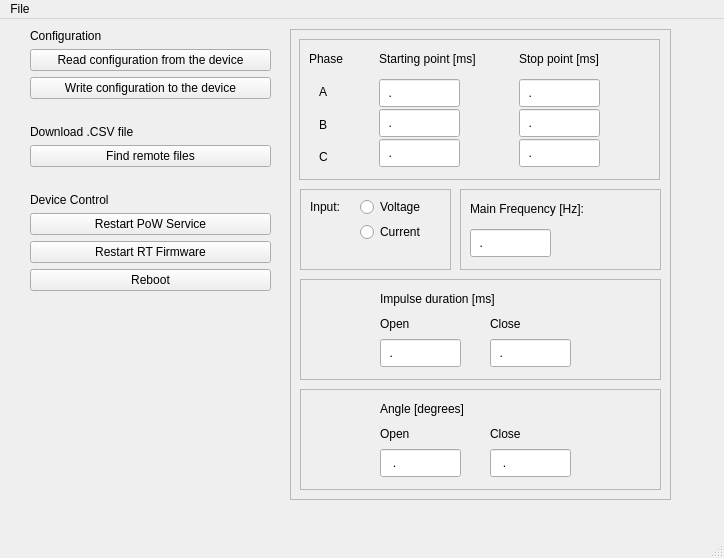
This is resources/main_window.ui in netico-solutions/powphase2 as Qt 5 draws it before an edit. The edited form follows.
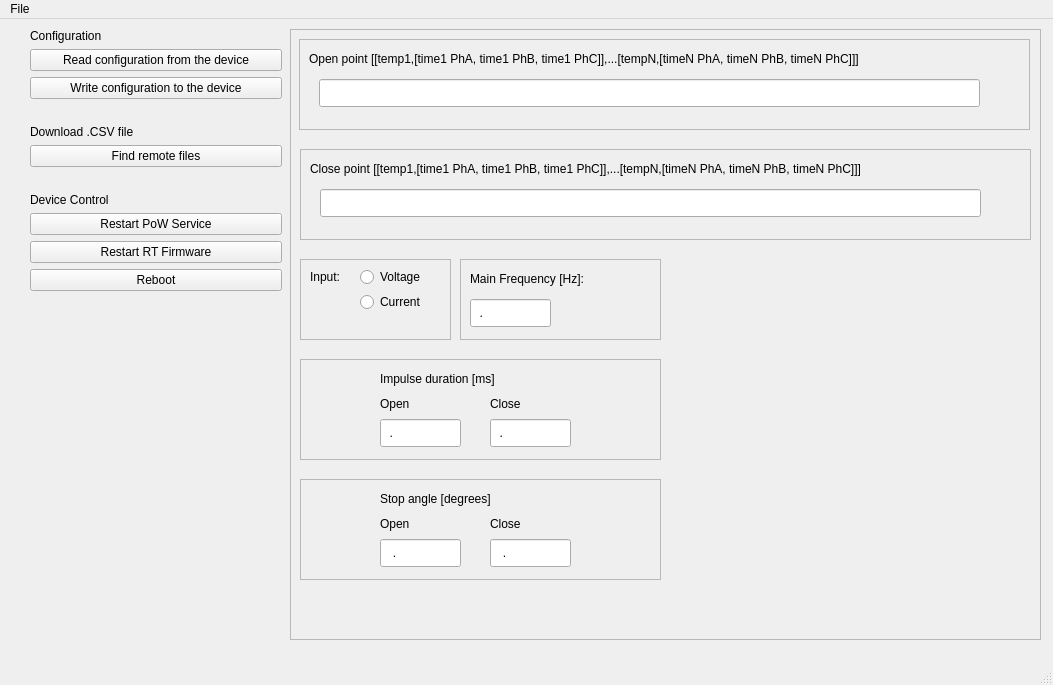
This is the edited form. Icons and pictures are not drawn.

Commit message: added lists for temp-times tuples, phase2 ready

The edit to the form file:
```diff
--- a/resources/main_window.ui
+++ b/resources/main_window.ui
@@ -6,8 +6,8 @@
    <rect>
     <x>0</x>
     <y>0</y>
-    <width>724</width>
-    <height>558</height>
+    <width>1053</width>
+    <height>685</height>
    </rect>
   </property>
   <property name="windowTitle">
@@ -19,8 +19,8 @@
      <rect>
       <x>290</x>
       <y>10</y>
-      <width>381</width>
-      <height>471</height>
+      <width>751</width>
+      <height>611</height>
      </rect>
     </property>
     <property name="frameShape">
@@ -33,7 +33,7 @@
      <property name="geometry">
       <rect>
        <x>170</x>
-       <y>160</y>
+       <y>230</y>
        <width>201</width>
        <height>81</height>
       </rect>
@@ -70,7 +70,7 @@
        <enum>Qt::ClickFocus</enum>
       </property>
       <property name="inputMask">
-       <string>00.00</string>
+       <string>00.00; </string>
       </property>
      </widget>
     </widget>
@@ -78,7 +78,7 @@
      <property name="geometry">
       <rect>
        <x>10</x>
-       <y>360</y>
+       <y>450</y>
        <width>361</width>
        <height>101</height>
       </rect>
@@ -94,12 +94,12 @@
        <rect>
         <x>80</x>
         <y>10</y>
-        <width>111</width>
+        <width>191</width>
         <height>20</height>
        </rect>
       </property>
       <property name="text">
-       <string>Angle [degrees]</string>
+       <string>Stop angle [degrees]</string>
       </property>
      </widget>
      <widget class="QLabel" name="label_14">
@@ -141,7 +141,7 @@
        <enum>Qt::ClickFocus</enum>
       </property>
       <property name="inputMask">
-       <string>000.0</string>
+       <string>000.0; </string>
       </property>
      </widget>
      <widget class="QLineEdit" name="text_open_angle">
@@ -157,7 +157,7 @@
        <enum>Qt::ClickFocus</enum>
       </property>
       <property name="inputMask">
-       <string>000.0</string>
+       <string>000.0; </string>
       </property>
      </widget>
     </widget>
@@ -166,8 +166,8 @@
       <rect>
        <x>9</x>
        <y>10</y>
-       <width>361</width>
-       <height>141</height>
+       <width>731</width>
+       <height>91</height>
       </rect>
      </property>
      <property name="frameShape">
@@ -176,71 +176,25 @@
      <property name="frameShadow">
       <enum>QFrame::Raised</enum>
      </property>
-     <widget class="QLabel" name="label_4">
-      <property name="geometry">
-       <rect>
-        <x>10</x>
-        <y>10</y>
-        <width>62</width>
-        <height>20</height>
-       </rect>
-      </property>
-      <property name="text">
-       <string>Phase</string>
-      </property>
-     </widget>
      <widget class="QLabel" name="label_18">
       <property name="geometry">
        <rect>
-        <x>80</x>
+        <x>10</x>
         <y>10</y>
-        <width>131</width>
+        <width>701</width>
         <height>20</height>
        </rect>
       </property>
       <property name="text">
-       <string>Starting point [ms]</string>
+       <string>Open point [[temp1,[time1 PhA, time1 PhB, time1 PhC]],...[tempN,[timeN PhA, timeN PhB, timeN PhC]]]</string>
       </property>
      </widget>
-     <widget class="QWidget" name="layoutWidget">
+     <widget class="QLineEdit" name="text_open_point">
       <property name="geometry">
        <rect>
         <x>20</x>
         <y>40</y>
-        <width>20</width>
-        <height>91</height>
-       </rect>
-      </property>
-      <layout class="QVBoxLayout" name="verticalLayout_4">
-       <item>
-        <widget class="QLabel" name="label_5">
-         <property name="text">
-          <string>A</string>
-         </property>
-        </widget>
-       </item>
-       <item>
-        <widget class="QLabel" name="label_7">
-         <property name="text">
-          <string>B</string>
-         </property>
-        </widget>
-       </item>
-       <item>
-        <widget class="QLabel" name="label_6">
-         <property name="text">
-          <string>C</string>
-         </property>
-        </widget>
-       </item>
-      </layout>
-     </widget>
-     <widget class="QLineEdit" name="text_start_A">
-      <property name="geometry">
-       <rect>
-        <x>80</x>
-        <y>40</y>
-        <width>81</width>
+        <width>661</width>
         <height>28</height>
        </rect>
       </property>
@@ -248,100 +202,7 @@
        <enum>Qt::ClickFocus</enum>
       </property>
       <property name="inputMask">
-       <string notr="true">00.00</string>
-      </property>
-     </widget>
-     <widget class="QLineEdit" name="text_stop_A">
-      <property name="geometry">
-       <rect>
-        <x>220</x>
-        <y>40</y>
-        <width>81</width>
-        <height>28</height>
-       </rect>
-      </property>
-      <property name="focusPolicy">
-       <enum>Qt::ClickFocus</enum>
-      </property>
-      <property name="inputMask">
-       <string>00.00</string>
-      </property>
-     </widget>
-     <widget class="QLineEdit" name="text_stop_B">
-      <property name="geometry">
-       <rect>
-        <x>220</x>
-        <y>70</y>
-        <width>81</width>
-        <height>28</height>
-       </rect>
-      </property>
-      <property name="focusPolicy">
-       <enum>Qt::ClickFocus</enum>
-      </property>
-      <property name="inputMask">
-       <string>00.00</string>
-      </property>
-     </widget>
-     <widget class="QLineEdit" name="text_start_B">
-      <property name="geometry">
-       <rect>
-        <x>80</x>
-        <y>70</y>
-        <width>81</width>
-        <height>28</height>
-       </rect>
-      </property>
-      <property name="focusPolicy">
-       <enum>Qt::ClickFocus</enum>
-      </property>
-      <property name="inputMask">
-       <string>00.00</string>
-      </property>
-     </widget>
-     <widget class="QLineEdit" name="text_stop_C">
-      <property name="geometry">
-       <rect>
-        <x>220</x>
-        <y>100</y>
-        <width>81</width>
-        <height>28</height>
-       </rect>
-      </property>
-      <property name="focusPolicy">
-       <enum>Qt::ClickFocus</enum>
-      </property>
-      <property name="inputMask">
-       <string>00.00</string>
-      </property>
-     </widget>
-     <widget class="QLineEdit" name="text_start_C">
-      <property name="geometry">
-       <rect>
-        <x>80</x>
-        <y>100</y>
-        <width>81</width>
-        <height>28</height>
-       </rect>
-      </property>
-      <property name="focusPolicy">
-       <enum>Qt::ClickFocus</enum>
-      </property>
-      <property name="inputMask">
-       <string>00.00</string>
-      </property>
-     </widget>
-     <widget class="QLabel" name="label_20">
-      <property name="geometry">
-       <rect>
-        <x>220</x>
-        <y>10</y>
-        <width>131</width>
-        <height>20</height>
-       </rect>
-      </property>
-      <property name="text">
-       <string>Stop point [ms]</string>
+       <string notr="true"/>
       </property>
      </widget>
     </widget>
@@ -349,7 +210,7 @@
      <property name="geometry">
       <rect>
        <x>10</x>
-       <y>250</y>
+       <y>330</y>
        <width>361</width>
        <height>101</height>
       </rect>
@@ -412,7 +273,7 @@
        <enum>Qt::ClickFocus</enum>
       </property>
       <property name="inputMask">
-       <string>00.00</string>
+       <string>00.00; </string>
       </property>
      </widget>
      <widget class="QLineEdit" name="text_close_impulse">
@@ -428,7 +289,7 @@
        <enum>Qt::ClickFocus</enum>
       </property>
       <property name="inputMask">
-       <string>00.00</string>
+       <string>00.00; </string>
       </property>
      </widget>
     </widget>
@@ -436,7 +297,7 @@
      <property name="geometry">
       <rect>
        <x>10</x>
-       <y>160</y>
+       <y>230</y>
        <width>151</width>
        <height>81</height>
       </rect>
@@ -487,6 +348,51 @@
       </property>
      </widget>
     </widget>
+    <widget class="QFrame" name="frame_7">
+     <property name="geometry">
+      <rect>
+       <x>10</x>
+       <y>120</y>
+       <width>731</width>
+       <height>91</height>
+      </rect>
+     </property>
+     <property name="frameShape">
+      <enum>QFrame::StyledPanel</enum>
+     </property>
+     <property name="frameShadow">
+      <enum>QFrame::Raised</enum>
+     </property>
+     <widget class="QLabel" name="label_19">
+      <property name="geometry">
+       <rect>
+        <x>10</x>
+        <y>10</y>
+        <width>701</width>
+        <height>20</height>
+       </rect>
+      </property>
+      <property name="text">
+       <string>Close point [[temp1,[time1 PhA, time1 PhB, time1 PhC]],...[tempN,[timeN PhA, timeN PhB, timeN PhC]]]</string>
+      </property>
+     </widget>
+     <widget class="QLineEdit" name="text_close_point">
+      <property name="geometry">
+       <rect>
+        <x>20</x>
+        <y>40</y>
+        <width>661</width>
+        <height>28</height>
+       </rect>
+      </property>
+      <property name="focusPolicy">
+       <enum>Qt::ClickFocus</enum>
+      </property>
+      <property name="inputMask">
+       <string notr="true"/>
+      </property>
+     </widget>
+    </widget>
     <zorder>frame_6</zorder>
     <zorder>frame_4</zorder>
     <zorder>frame_3</zorder>
@@ -498,8 +404,8 @@
      <rect>
       <x>30</x>
       <y>10</y>
-      <width>241</width>
-      <height>341</height>
+      <width>252</width>
+      <height>355</height>
      </rect>
     </property>
     <layout class="QVBoxLayout" name="verticalLayout_3">
@@ -634,7 +540,7 @@
     <rect>
      <x>0</x>
      <y>0</y>
-     <width>724</width>
+     <width>1053</width>
      <height>25</height>
     </rect>
    </property>
```
Left out of the diff: 18 changed lines with no effect on the pictures. The commit also changes 5 other files.
